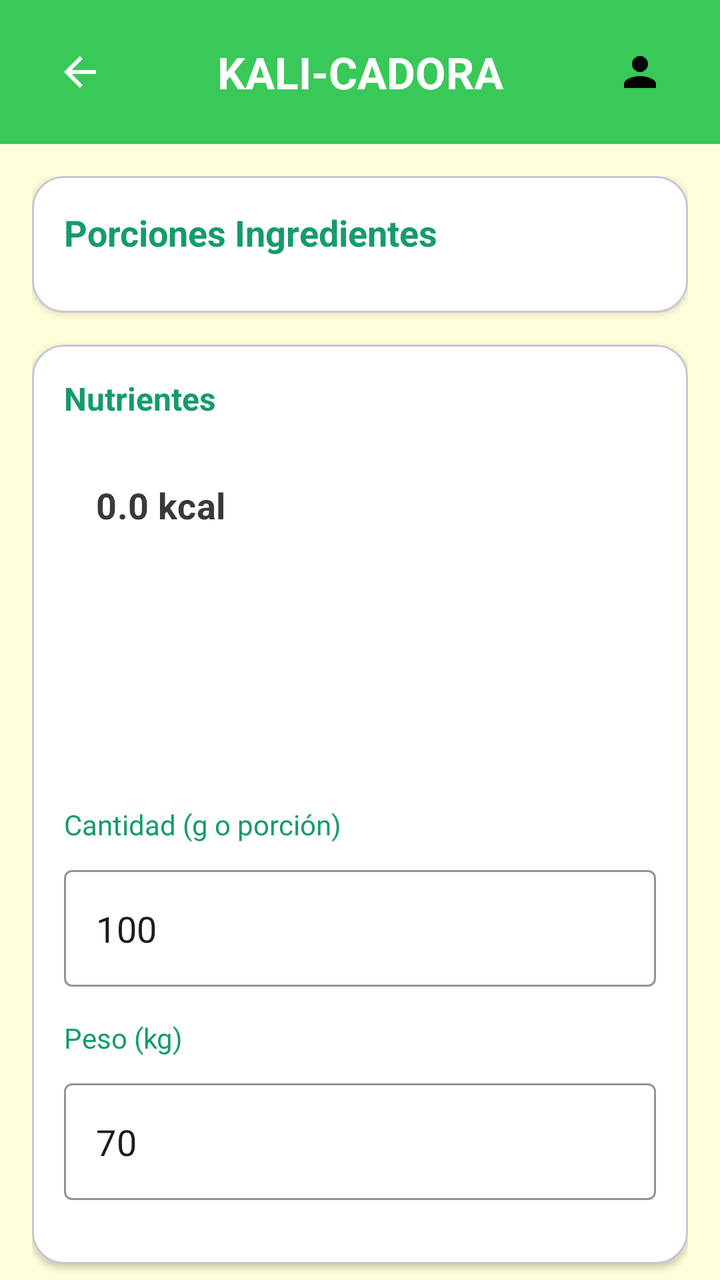
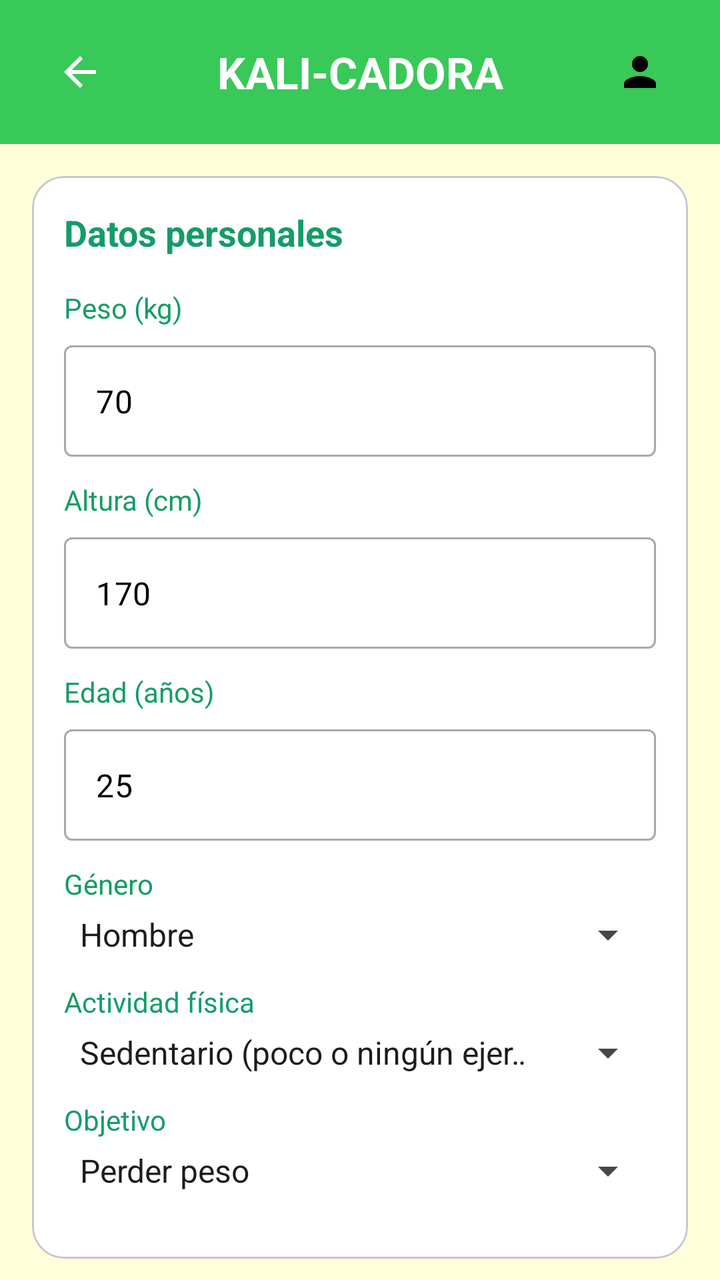

Compare the two renders of this Android layout. The source of the first and the diff that turns it into the second are given below.
<!-- AndroidManifest.xml: application theme Theme.NutrikaliApp -->
<!-- res/layout/activity_calculator.xml -->
<?xml version="1.0" encoding="utf-8"?>
<androidx.constraintlayout.widget.ConstraintLayout
    xmlns:android="http://schemas.android.com/apk/res/android"
    xmlns:app="http://schemas.android.com/apk/res-auto"
    xmlns:tools="http://schemas.android.com/tools"
    android:layout_width="match_parent"
    android:layout_height="match_parent"
    android:background="#FFFEDB">

    
    <androidx.constraintlayout.widget.ConstraintLayout
        android:id="@+id/topBar"
        android:layout_width="match_parent"
        android:layout_height="72dp"
        android:background="#38C958"
        app:layout_constraintTop_toTopOf="parent"
        app:layout_constraintStart_toStartOf="parent"
        app:layout_constraintEnd_toEndOf="parent">

        <ImageButton
            android:id="@+id/backButton"
            android:layout_width="48dp"
            android:layout_height="48dp"
            android:layout_marginStart="16dp"
            android:background="?attr/selectableItemBackgroundBorderless"
            android:src="@drawable/ic_arrow_back"
            android:contentDescription="Volver"
            app:layout_constraintStart_toStartOf="parent"
            app:layout_constraintTop_toTopOf="parent"
            app:layout_constraintBottom_toBottomOf="parent" />

        <TextView
            android:id="@+id/titleTextView"
            android:layout_width="wrap_content"
            android:layout_height="wrap_content"
            android:text="KALI-CADORA"
            android:textColor="@android:color/white"
            android:textSize="22sp"
            android:textStyle="bold"
            android:textAllCaps="true"
            app:layout_constraintStart_toStartOf="parent"
            app:layout_constraintEnd_toEndOf="parent"
            app:layout_constraintTop_toTopOf="parent"
            app:layout_constraintBottom_toBottomOf="parent" />

        <ImageButton
            android:id="@+id/userButton"
            android:layout_width="48dp"
            android:layout_height="48dp"
            android:layout_marginEnd="16dp"
            android:background="?attr/selectableItemBackgroundBorderless"
            android:src="@drawable/ic_user"
            android:contentDescription="@string/user_desc"
            app:layout_constraintEnd_toEndOf="parent"
            app:layout_constraintTop_toTopOf="parent"
            app:layout_constraintBottom_toBottomOf="parent" />

    </androidx.constraintlayout.widget.ConstraintLayout>

    
    <androidx.core.widget.NestedScrollView
        android:id="@+id/scrollView"
        android:layout_width="0dp"
        android:layout_height="0dp"
        app:layout_constraintTop_toBottomOf="@id/topBar"
        app:layout_constraintBottom_toBottomOf="parent"
        app:layout_constraintStart_toStartOf="parent"
        app:layout_constraintEnd_toEndOf="parent"
        android:fillViewport="true">

        <LinearLayout
            android:layout_width="match_parent"
            android:layout_height="wrap_content"
            android:orientation="vertical"
            android:padding="16dp">

            
            <com.google.android.material.card.MaterialCardView
                android:layout_width="match_parent"
                android:layout_height="wrap_content"
                app:cardCornerRadius="16dp"
                app:cardElevation="2dp"
                app:cardBackgroundColor="@android:color/white"
                android:layout_marginBottom="16dp">

                <LinearLayout
                    android:layout_width="match_parent"
                    android:layout_height="wrap_content"
                    android:orientation="vertical"
                    android:padding="16dp">

                    <TextView
                        android:layout_width="wrap_content"
                        android:layout_height="wrap_content"
                        android:text="Porciones Ingredientes"
                        android:textColor="#149C68"
                        android:textSize="18sp"
                        android:textStyle="bold"
                        android:layout_marginBottom="12dp" />

                    <com.google.android.material.textfield.TextInputLayout
                        android:layout_width="match_parent"
                        android:layout_height="wrap_content"
                        style="@style/Widget.MaterialComponents.TextInputLayout.OutlinedBox"
                        android:hint="Selecciona un alimento"
                        app:boxStrokeColor="#149C68"
                        app:hintTextColor="#149C68">

                        <androidx.appcompat.widget.AppCompatSpinner
                            android:id="@+id/foodSpinner"
                            android:layout_width="match_parent"
                            android:layout_height="wrap_content"
                            android:background="@android:color/transparent" />
                    </com.google.android.material.textfield.TextInputLayout>

                </LinearLayout>
            </com.google.android.material.card.MaterialCardView>

            
            <com.google.android.material.card.MaterialCardView
                android:layout_width="match_parent"
                android:layout_height="wrap_content"
                app:cardCornerRadius="16dp"
                app:cardElevation="2dp"
                app:cardBackgroundColor="@android:color/white"
                android:layout_marginBottom="16dp">

                <LinearLayout
                    android:layout_width="match_parent"
                    android:layout_height="wrap_content"
                    android:orientation="vertical"
                    android:padding="16dp">

                    <TextView
                        android:layout_width="wrap_content"
                        android:layout_height="wrap_content"
                        android:text="Nutrientes"
                        android:textColor="#149C68"
                        android:textSize="16sp"
                        android:textStyle="bold"
                        android:layout_marginBottom="8dp" />

                    
                    <com.google.android.material.textfield.TextInputLayout
                        android:layout_width="match_parent"
                        android:layout_height="wrap_content"
                        style="@style/Widget.MaterialComponents.TextInputLayout.OutlinedBox"
                        app:boxStrokeColor="#38C958"
                        app:boxBackgroundColor="#F5F5F5"
                        android:layout_marginBottom="16dp">

                        <com.google.android.material.textfield.TextInputEditText
                            android:id="@+id/resultTextView"
                            android:layout_width="match_parent"
                            android:layout_height="wrap_content"
                            android:text="0.0 kcal"
                            android:textSize="18sp"
                            android:textStyle="bold"
                            android:textColor="#383939"
                            android:inputType="none"
                            android:background="@android:color/transparent"
                            android:minLines="6"
                            android:gravity="top" />
                    </com.google.android.material.textfield.TextInputLayout>

                    
                    <TextView
                        android:layout_width="wrap_content"
                        android:layout_height="wrap_content"
                        android:text="Cantidad (g o porción)"
                        android:textColor="#149C68"
                        android:textSize="14sp"
                        android:layout_marginBottom="8dp" />

                    <com.google.android.material.textfield.TextInputLayout
                        android:layout_width="match_parent"
                        android:layout_height="wrap_content"
                        style="@style/Widget.MaterialComponents.TextInputLayout.OutlinedBox"
                        app:boxStrokeColor="#149C68"
                        android:layout_marginBottom="16dp">

                        <com.google.android.material.textfield.TextInputEditText
                            android:id="@+id/quantityEditText"
                            android:layout_width="match_parent"
                            android:layout_height="wrap_content"
                            android:inputType="numberDecimal"
                            android:text="100"
                            android:textSize="18sp" />
                    </com.google.android.material.textfield.TextInputLayout>

                    
                    <TextView
                        android:layout_width="wrap_content"
                        android:layout_height="wrap_content"
                        android:text="Peso (kg)"
                        android:textColor="#149C68"
                        android:textSize="14sp"
                        android:layout_marginBottom="8dp" />

                    <com.google.android.material.textfield.TextInputLayout
                        android:layout_width="match_parent"
                        android:layout_height="wrap_content"
                        style="@style/Widget.MaterialComponents.TextInputLayout.OutlinedBox"
                        app:boxStrokeColor="#149C68"
                        android:layout_marginBottom="16dp">

                        <com.google.android.material.textfield.TextInputEditText
                            android:id="@+id/weightEditText"
                            android:layout_width="match_parent"
                            android:layout_height="wrap_content"
                            android:inputType="numberDecimal"
                            android:text="70"
                            android:textSize="18sp" />
                    </com.google.android.material.textfield.TextInputLayout>

                </LinearLayout>
            </com.google.android.material.card.MaterialCardView>

            
            <com.google.android.material.button.MaterialButton
                android:id="@+id/calculateButton"
                android:layout_width="match_parent"
                android:layout_height="56dp"
                android:text="CALCULAR"
                android:textColor="@android:color/white"
                android:textSize="16sp"
                android:textStyle="bold"
                app:cornerRadius="28dp"
                app:backgroundTint="#AEE637"
                android:layout_marginBottom="24dp" />

        </LinearLayout>
    </androidx.core.widget.NestedScrollView>

    
    <ProgressBar
        android:id="@+id/progressBar"
        android:layout_width="48dp"
        android:layout_height="48dp"
        android:visibility="gone"
        app:layout_constraintTop_toTopOf="parent"
        app:layout_constraintBottom_toBottomOf="parent"
        app:layout_constraintStart_toStartOf="parent"
        app:layout_constraintEnd_toEndOf="parent" />

</androidx.constraintlayout.widget.ConstraintLayout>
<!-- resources referenced by this layout -->
<resources>
  <!-- drawable ic_arrow_back (drawable) -->
  <vector xmlns:android="http://schemas.android.com/apk/res/android"
      android:width="24dp"
      android:height="24dp"
      android:viewportWidth="24"
      android:viewportHeight="24">
      <path
          android:fillColor="#FFFFFF"
          android:pathData="M20,11H7.83l5.59,-5.59L12,4l-8,8 8,8 1.41,-1.41L7.83,13H20v-2z"/>
  </vector>
  <!-- drawable ic_user (drawable) -->
  <vector xmlns:android="http://schemas.android.com/apk/res/android"
      android:width="24dp"
      android:height="24dp"
      android:viewportWidth="24"
      android:viewportHeight="24">
      <path
          android:fillColor="#000000"
          android:pathData="M12,12c2.21,0 4,-1.79 4,-4s-1.79,-4 -4,-4s-4,1.79 -4,4S9.79,12 12,12zM12,14c-2.67,0 -8,1.34 -8,4v2h16v-2C20,15.34 14.67,14 12,14z"/>
  </vector>
  <string name="user_desc">Perfil de usuario</string>
  <style name="Theme.NutrikaliApp" parent="Base.Theme.NutrikaliApp" />
  <style name="Base.Theme.NutrikaliApp" parent="Theme.Material3.DayNight.NoActionBar">
          
          
      </style>
</resources>

<!-- the commit's change to res/layout/activity_calculator.xml (unified diff, before → after) -->
@@ -13,9 +13,7 @@
         android:layout_width="match_parent"
         android:layout_height="72dp"
         android:background="#38C958"
-        app:layout_constraintTop_toTopOf="parent"
-        app:layout_constraintStart_toStartOf="parent"
-        app:layout_constraintEnd_toEndOf="parent">
+        app:layout_constraintTop_toTopOf="parent">
 
         <ImageButton
             android:id="@+id/backButton"
@@ -54,12 +52,10 @@
             app:layout_constraintEnd_toEndOf="parent"
             app:layout_constraintTop_toTopOf="parent"
             app:layout_constraintBottom_toBottomOf="parent" />
-
     </androidx.constraintlayout.widget.ConstraintLayout>
 
     
     <androidx.core.widget.NestedScrollView
-        android:id="@+id/scrollView"
         android:layout_width="0dp"
         android:layout_height="0dp"
         app:layout_constraintTop_toBottomOf="@id/topBar"
@@ -92,101 +88,11 @@
                     <TextView
                         android:layout_width="wrap_content"
                         android:layout_height="wrap_content"
-                        android:text="Porciones Ingredientes"
+                        android:text="Datos personales"
                         android:textColor="#149C68"
                         android:textSize="18sp"
                         android:textStyle="bold"
-                        android:layout_marginBottom="12dp" />
-
-                    <com.google.android.material.textfield.TextInputLayout
-                        android:layout_width="match_parent"
-                        android:layout_height="wrap_content"
-                        style="@style/Widget.MaterialComponents.TextInputLayout.OutlinedBox"
-                        android:hint="Selecciona un alimento"
-                        app:boxStrokeColor="#149C68"
-                        app:hintTextColor="#149C68">
-
-                        <androidx.appcompat.widget.AppCompatSpinner
-                            android:id="@+id/foodSpinner"
-                            android:layout_width="match_parent"
-                            android:layout_height="wrap_content"
-                            android:background="@android:color/transparent" />
-                    </com.google.android.material.textfield.TextInputLayout>
-
-                </LinearLayout>
-            </com.google.android.material.card.MaterialCardView>
-
-            
-            <com.google.android.material.card.MaterialCardView
-                android:layout_width="match_parent"
-                android:layout_height="wrap_content"
-                app:cardCornerRadius="16dp"
-                app:cardElevation="2dp"
-                app:cardBackgroundColor="@android:color/white"
-                android:layout_marginBottom="16dp">
-
-                <LinearLayout
-                    android:layout_width="match_parent"
-                    android:layout_height="wrap_content"
-                    android:orientation="vertical"
-                    android:padding="16dp">
-
-                    <TextView
-                        android:layout_width="wrap_content"
-                        android:layout_height="wrap_content"
-                        android:text="Nutrientes"
-                        android:textColor="#149C68"
-                        android:textSize="16sp"
-                        android:textStyle="bold"
-                        android:layout_marginBottom="8dp" />
-
-                    
-                    <com.google.android.material.textfield.TextInputLayout
-                        android:layout_width="match_parent"
-                        android:layout_height="wrap_content"
-                        style="@style/Widget.MaterialComponents.TextInputLayout.OutlinedBox"
-                        app:boxStrokeColor="#38C958"
-                        app:boxBackgroundColor="#F5F5F5"
-                        android:layout_marginBottom="16dp">
-
-                        <com.google.android.material.textfield.TextInputEditText
-                            android:id="@+id/resultTextView"
-                            android:layout_width="match_parent"
-                            android:layout_height="wrap_content"
-                            android:text="0.0 kcal"
-                            android:textSize="18sp"
-                            android:textStyle="bold"
-                            android:textColor="#383939"
-                            android:inputType="none"
-                            android:background="@android:color/transparent"
-                            android:minLines="6"
-                            android:gravity="top" />
-                    </com.google.android.material.textfield.TextInputLayout>
-
-                    
-                    <TextView
-                        android:layout_width="wrap_content"
-                        android:layout_height="wrap_content"
-                        android:text="Cantidad (g o porción)"
-                        android:textColor="#149C68"
-                        android:textSize="14sp"
-                        android:layout_marginBottom="8dp" />
-
-                    <com.google.android.material.textfield.TextInputLayout
-                        android:layout_width="match_parent"
-                        android:layout_height="wrap_content"
-                        style="@style/Widget.MaterialComponents.TextInputLayout.OutlinedBox"
-                        app:boxStrokeColor="#149C68"
-                        android:layout_marginBottom="16dp">
-
-                        <com.google.android.material.textfield.TextInputEditText
-                            android:id="@+id/quantityEditText"
-                            android:layout_width="match_parent"
-                            android:layout_height="wrap_content"
-                            android:inputType="numberDecimal"
-                            android:text="100"
-                            android:textSize="18sp" />
-                    </com.google.android.material.textfield.TextInputLayout>
+                        android:layout_marginBottom="16dp" />
 
                     
                     <TextView
@@ -194,23 +100,121 @@
                         android:layout_height="wrap_content"
                         android:text="Peso (kg)"
                         android:textColor="#149C68"
-                        android:textSize="14sp"
-                        android:layout_marginBottom="8dp" />
-
-                    <com.google.android.material.textfield.TextInputLayout
-                        android:layout_width="match_parent"
-                        android:layout_height="wrap_content"
-                        style="@style/Widget.MaterialComponents.TextInputLayout.OutlinedBox"
-                        app:boxStrokeColor="#149C68"
-                        android:layout_marginBottom="16dp">
-
+                        android:layout_marginBottom="4dp" />
+                    <com.google.android.material.textfield.TextInputLayout
+                        style="@style/Widget.MaterialComponents.TextInputLayout.OutlinedBox"
+                        android:layout_width="match_parent"
+                        android:layout_height="wrap_content"
+                        android:layout_marginBottom="12dp">
                         <com.google.android.material.textfield.TextInputEditText
                             android:id="@+id/weightEditText"
                             android:layout_width="match_parent"
                             android:layout_height="wrap_content"
                             android:inputType="numberDecimal"
                             android:text="70"
-                            android:textSize="18sp" />
+                            android:textColor="#000000" />
+                    </com.google.android.material.textfield.TextInputLayout>
+
+                    
+                    <TextView
+                        android:layout_width="wrap_content"
+                        android:layout_height="wrap_content"
+                        android:text="Altura (cm)"
+                        android:textColor="#149C68"
+                        android:layout_marginBottom="4dp" />
+                    <com.google.android.material.textfield.TextInputLayout
+                        style="@style/Widget.MaterialComponents.TextInputLayout.OutlinedBox"
+                        android:layout_width="match_parent"
+                        android:layout_height="wrap_content"
+                        android:layout_marginBottom="12dp">
+                        <com.google.android.material.textfield.TextInputEditText
+                            android:id="@+id/heightEditText"
+                            android:layout_width="match_parent"
+                            android:layout_height="wrap_content"
+                            android:inputType="numberDecimal"
+                            android:text="170"
+                            android:textColor="#000000" />
+                    </com.google.android.material.textfield.TextInputLayout>
+
+                    
+                    <TextView
+                        android:layout_width="wrap_content"
+                        android:layout_height="wrap_content"
+                        android:text="Edad (años)"
+                        android:textColor="#149C68"
+                        android:layout_marginBottom="4dp" />
+                    <com.google.android.material.textfield.TextInputLayout
+                        style="@style/Widget.MaterialComponents.TextInputLayout.OutlinedBox"
+                        android:layout_width="match_parent"
+                        android:layout_height="wrap_content"
+                        android:layout_marginBottom="12dp">
+                        <com.google.android.material.textfield.TextInputEditText
+                            android:id="@+id/ageEditText"
+                            android:layout_width="match_parent"
+                            android:layout_height="wrap_content"
+                            android:inputType="number"
+                            android:text="25"
+                            android:textColor="#000000" />
+                    </com.google.android.material.textfield.TextInputLayout>
+
+                    
+                    <TextView
+                        android:layout_width="wrap_content"
+                        android:layout_height="wrap_content"
+                        android:text="Género"
+                        android:textColor="#149C68"
+                        android:layout_marginBottom="4dp" />
+                    <com.google.android.material.textfield.TextInputLayout
+                        style="@style/Widget.MaterialComponents.TextInputLayout.OutlinedBox"
+                        android:layout_width="match_parent"
+                        android:layout_height="wrap_content"
+                        android:layout_marginBottom="12dp">
+                        <androidx.appcompat.widget.AppCompatSpinner
+                            android:id="@+id/genderSpinner"
+                            android:layout_width="match_parent"
+                            android:layout_height="wrap_content"
+                            android:entries="@array/gender_options"
+                            android:textColor="#000000" />
+                    </com.google.android.material.textfield.TextInputLayout>
+
+                    
+                    <TextView
+                        android:layout_width="wrap_content"
+                        android:layout_height="wrap_content"
+                        android:text="Actividad física"
+                        android:textColor="#149C68"
+                        android:layout_marginBottom="4dp" />
+                    <com.google.android.material.textfield.TextInputLayout
+                        style="@style/Widget.MaterialComponents.TextInputLayout.OutlinedBox"
+                        android:layout_width="match_parent"
+                        android:layout_height="wrap_content"
+                        android:layout_marginBottom="12dp">
+                        <androidx.appcompat.widget.AppCompatSpinner
+                            android:id="@+id/activitySpinner"
+                            android:layout_width="match_parent"
+                            android:layout_height="wrap_content"
+                            android:entries="@array/activity_options"
+                            android:textColor="#000000" />
+                    </com.google.android.material.textfield.TextInputLayout>
+
+                    
+                    <TextView
+                        android:layout_width="wrap_content"
+                        android:layout_height="wrap_content"
+                        android:text="Objetivo"
+                        android:textColor="#149C68"
+                        android:layout_marginBottom="4dp" />
+                    <com.google.android.material.textfield.TextInputLayout
+                        style="@style/Widget.MaterialComponents.TextInputLayout.OutlinedBox"
+                        android:layout_width="match_parent"
+                        android:layout_height="wrap_content"
+                        android:layout_marginBottom="16dp">
+                        <androidx.appcompat.widget.AppCompatSpinner
+                            android:id="@+id/goalSpinner"
+                            android:layout_width="match_parent"
+                            android:layout_height="wrap_content"
+                            android:entries="@array/goal_options"
+                            android:textColor="#000000" />
                     </com.google.android.material.textfield.TextInputLayout>
 
                 </LinearLayout>
@@ -227,12 +231,45 @@
                 android:textStyle="bold"
                 app:cornerRadius="28dp"
                 app:backgroundTint="#AEE637"
-                android:layout_marginBottom="24dp" />
+                android:layout_marginBottom="16dp" />
+
+            
+            <com.google.android.material.card.MaterialCardView
+                android:layout_width="match_parent"
+                android:layout_height="wrap_content"
+                app:cardCornerRadius="16dp"
+                app:cardElevation="2dp"
+                app:cardBackgroundColor="@android:color/white">
+
+                <LinearLayout
+                    android:layout_width="match_parent"
+                    android:layout_height="wrap_content"
+                    android:orientation="vertical"
+                    android:padding="16dp">
+
+                    <TextView
+                        android:layout_width="wrap_content"
+                        android:layout_height="wrap_content"
+                        android:text="Resultados"
+                        android:textColor="#149C68"
+                        android:textSize="18sp"
+                        android:textStyle="bold"
+                        android:layout_marginBottom="12dp" />
+
+                    <TextView
+                        android:id="@+id/resultTextView"
+                        android:layout_width="match_parent"
+                        android:layout_height="wrap_content"
+                        android:text="---"
+                        android:textColor="#000000"
+                        android:textSize="16sp"
+                        android:lineSpacingExtra="4dp" />
+                </LinearLayout>
+            </com.google.android.material.card.MaterialCardView>
 
         </LinearLayout>
     </androidx.core.widget.NestedScrollView>
 
-    
     <ProgressBar
         android:id="@+id/progressBar"
         android:layout_width="48dp"
<!-- resource entries referenced after the edit -->
@@ -1,5 +1,21 @@
 <!-- resources referenced by this layout -->
 <resources>
+  <string-array name="activity_options">
+          <item>Sedentario (poco o ningún ejercicio)</item>
+          <item>Ligero (1-3 días/semana)</item>
+          <item>Moderado (3-5 días/semana)</item>
+          <item>Activo (6-7 días/semana)</item>
+          <item>Muy activo (entrenamiento diario intenso)</item>
+      </string-array>
+  <string-array name="gender_options">
+          <item>Hombre</item>
+          <item>Mujer</item>
+      </string-array>
+  <string-array name="goal_options">
+          <item>Perder peso</item>
+          <item>Mantener peso</item>
+          <item>Ganar peso</item>
+      </string-array>
   <!-- drawable ic_arrow_back (drawable) -->
   <vector xmlns:android="http://schemas.android.com/apk/res/android"
       android:width="24dp"
